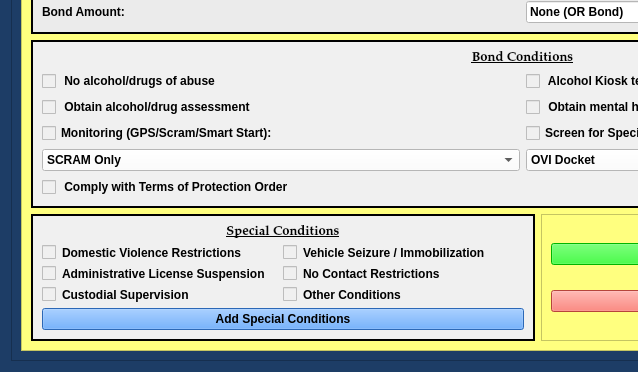
First picture: the form in package/views/ui/NotGuiltyBondDialog.ui, repository HunterProgram22/MuniEntry, before the edit; both pictures show x 0 to 638 and y 419 to 791 of the 1045 by 791 pixel window.
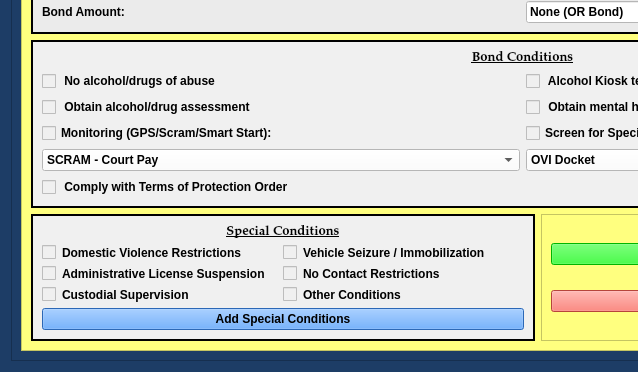
Second picture: the form after the edit.

Commit message:
Added SCRAM - Court Pay option.
SCRAM court pay and standard working in template.

Patch:
```diff
--- a/package/views/ui/NotGuiltyBondDialog.ui
+++ b/package/views/ui/NotGuiltyBondDialog.ui
@@ -868,7 +868,7 @@
                </property>
                <item>
                 <property name="text">
-                 <string>SCRAM Only</string>
+                 <string>SCRAM - Court Pay</string>
                 </property>
                </item>
                <item>
```
Left out of the diff: 9 changed lines with no effect on the pictures. The commit also changes 6 other files.
